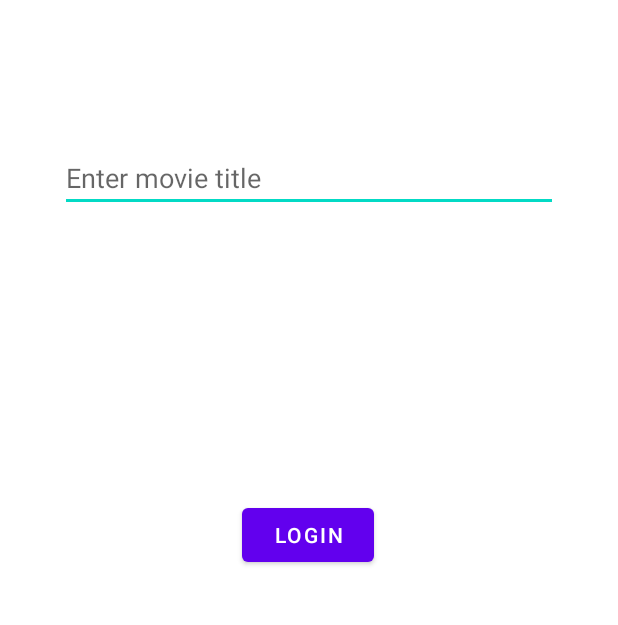
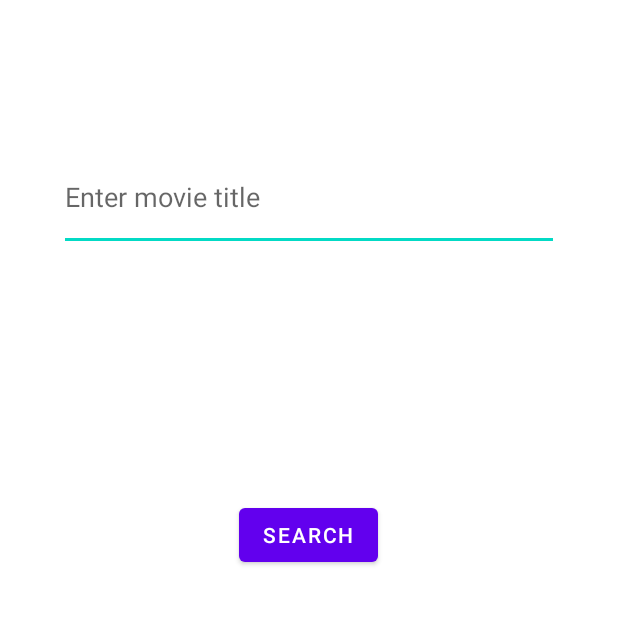
Before and after one commit to muninnhugin/fabflix, an Android app: the layout activity_moviesearch.xml on its own in the app's theme, with its tools: preview values and no code run, on a phone screen of 412 x 824 dp, the part 95-720 px from its top. Run offline under Robolectric (Android 15) with nearby library versions, the light colour scheme and no system bars; network calls fail.

Commit message:
add movie search activity to manifest xml

```diff
--- a/Android/app/src/main/AndroidManifest.xml
+++ b/Android/app/src/main/AndroidManifest.xml
@@ -12,7 +12,8 @@
         android:supportsRtl="true"
         android:theme="@style/Theme.MyApplication"
         android:usesCleartextTraffic="true">
-        <activity android:name=".ui.movielist.MovieListActivity" />
+        <activity android:name=".ui.movielist.MovieListActivity"/>
+        <activity android:name=".ui.movie_search.MovieSearchActivity"/>
         <activity
             android:name=".ui.login.LoginActivity"
             android:exported="true"
--- a/Android/app/src/main/res/layout/activity_login.xml
+++ b/Android/app/src/main/res/layout/activity_login.xml
@@ -24,7 +24,7 @@
         app:layout_constraintTop_toTopOf="parent" />
 
     <EditText
-        android:id="@+id/title_search"
+        android:id="@+id/username"
         android:layout_width="0dp"
         android:layout_height="wrap_content"
         android:layout_marginStart="24dp"
@@ -51,7 +51,7 @@
         android:selectAllOnFocus="true"
         app:layout_constraintEnd_toEndOf="parent"
         app:layout_constraintStart_toStartOf="parent"
-        app:layout_constraintTop_toBottomOf="@+id/title_search" />
+        app:layout_constraintTop_toBottomOf="@+id/username" />
 
     <Button
         android:id="@+id/login"
--- a/Android/app/src/main/res/layout/activity_moviesearch.xml
+++ b/Android/app/src/main/res/layout/activity_moviesearch.xml
@@ -24,13 +24,13 @@
         app:layout_constraintTop_toTopOf="parent" />
 
     <EditText
-        android:id="@+id/title_search"
-        android:layout_width="0dp"
-        android:layout_height="wrap_content"
+        android:id="@+id/search_bar"
+        android:layout_width="333dp"
+        android:layout_height="71dp"
         android:layout_marginStart="24dp"
         android:layout_marginTop="96dp"
         android:layout_marginEnd="24dp"
-        android:hint="@string/prompt_movie_title"
+        android:hint="@string/movie_title_prompt"
         android:inputType="text"
         android:selectAllOnFocus="true"
         app:layout_constraintEnd_toEndOf="parent"
@@ -38,21 +38,21 @@
         app:layout_constraintTop_toBottomOf="@+id/title" />
 
     <Button
-        android:id="@+id/login"
+        android:id="@+id/search_button"
         android:layout_width="wrap_content"
         android:layout_height="wrap_content"
         android:layout_gravity="start"
         android:layout_marginStart="48dp"
         android:layout_marginEnd="48dp"
         android:layout_marginBottom="364dp"
-        android:text="@string/action_sign_in"
+        android:text="@string/action_search"
         app:layout_constraintBottom_toBottomOf="parent"
         app:layout_constraintEnd_toEndOf="parent"
         app:layout_constraintHorizontal_bias="0.497"
         app:layout_constraintStart_toStartOf="parent" />
 
     <TextView
-        android:id="@+id/message"
+        android:id="@+id/search_message"
         android:layout_width="wrap_content"
         android:layout_height="wrap_content"
         android:layout_centerHorizontal="true"
@@ -61,6 +61,7 @@
         app:layout_constraintBottom_toBottomOf="parent"
         app:layout_constraintEnd_toEndOf="parent"
         app:layout_constraintStart_toStartOf="parent"
-        app:layout_constraintTop_toBottomOf="@+id/login"
+        app:layout_constraintTop_toBottomOf="@+id/search_button"
         app:layout_constraintVertical_bias="0.2" />
+
 </androidx.constraintlayout.widget.ConstraintLayout>
--- a/Android/app/src/main/res/values/strings.xml
+++ b/Android/app/src/main/res/values/strings.xml
@@ -11,4 +11,6 @@
     <string name="login_failed">"Login failed"</string>
     <string name="fabflix">Fabflix</string>
     <string name="prompt_movie_title">Enter movie title</string>
+    <string name="movie_title_prompt">Enter movie title</string>
+    <string name="action_search">Search</string>
 </resources>
```
Also changed, not shown: Android/app/src/main/java/edu/uci/ics/fabflixmobile/ui/login/LoginActivity.java (+3 -6 lines), Android/app/src/main/java/edu/uci/ics/fabflixmobile/ui/movie_search/MovieSearchActivity.java (+67 -1 lines).
